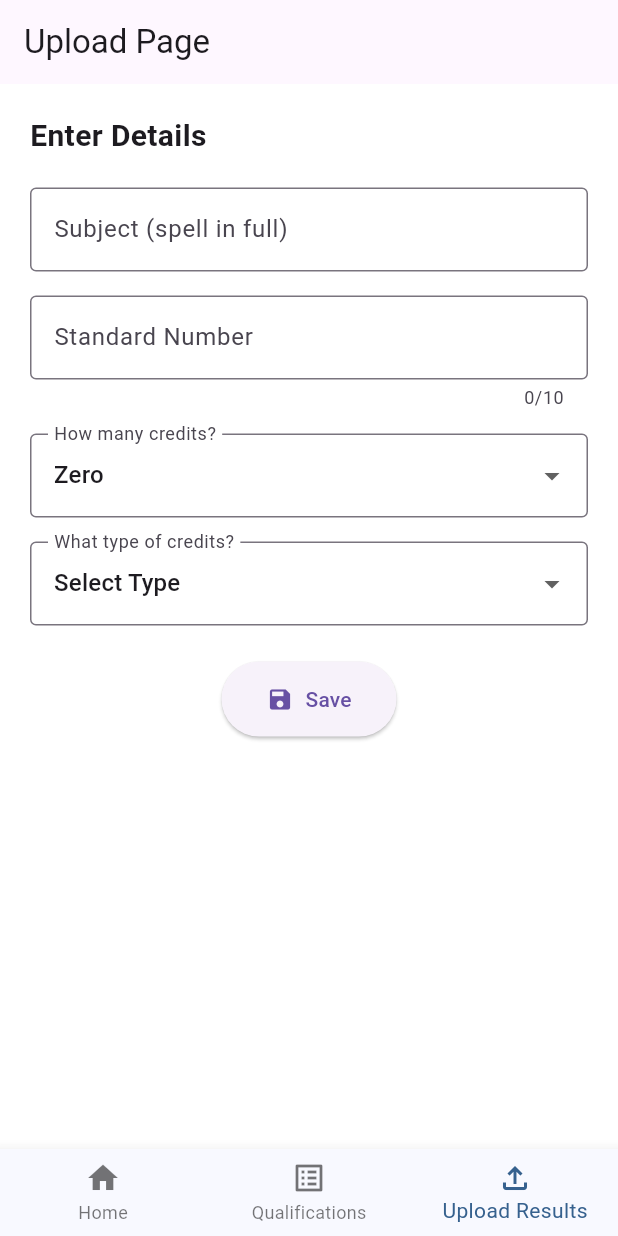
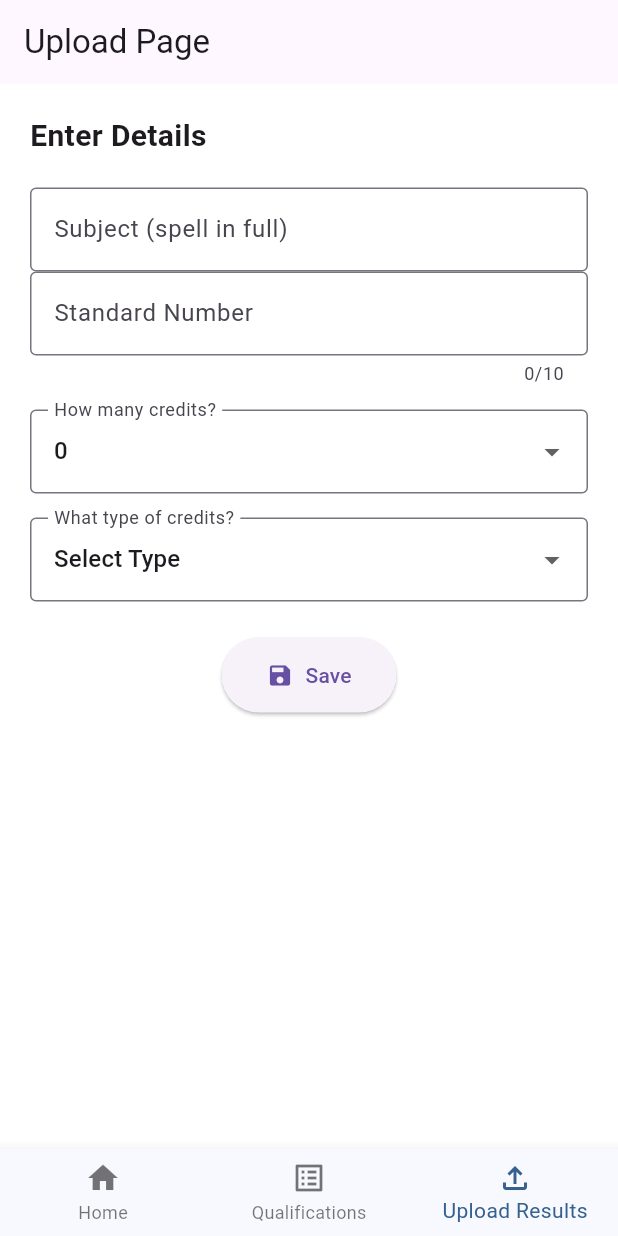
Before and after one commit to Jamesthe1god/Digilvl3app, a Flutter app: the screen it shows after launch, item 3 of the bottom bar chosen, after a tap on "Save", on a phone screen of 412 x 824 dp. Run offline on Flutter 3.47's test engine with Material 3 defaults, Android fonts, the phone set to English and light mode, and no system bars.

Commit message:
Made it so you can now see the data you uploaded and now going to begin testing on users

```diff
--- a/lib/Pages/Upload results.dart
+++ b/lib/Pages/Upload results.dart
@@ -2,6 +2,7 @@ import 'package:flutter/material.dart';
 import 'dart:io';
 import 'dart:convert';
 import 'package:path_provider/path_provider.dart';
+import 'package:flutter/services.dart';
 
 class UploadPage extends StatefulWidget {
   const UploadPage({super.key});
@@ -10,12 +11,25 @@ class UploadPage extends StatefulWidget {
   State<UploadPage> createState() => _UploadPageState();
 }
 
+class UpperCaseTextFormatter extends TextInputFormatter {
+  @override
+  TextEditingValue formatEditUpdate(
+    TextEditingValue oldValue,
+    TextEditingValue newValue,
+  ) {
+    return TextEditingValue(
+      text: newValue.text.toUpperCase(),
+      selection: newValue.selection,
+    );
+  }
+}
+
 class _UploadPageState extends State<UploadPage> {
-  String dropdownValue = 'Zero';
+  String dropdownValue = '0';
   String subject = '';
   String standard = '';
-  String amount = 'Zero';
-  String grade = 'Zero';
+  String amount = '0';
+  String grade = '0';
   late File jsonFile;
   List<dynamic> upload = [];
 
@@ -30,12 +44,28 @@ class _UploadPageState extends State<UploadPage> {
     jsonFile = File('${dir.path}/upload.json');
 
     if (!await jsonFile.exists()) {
+      // If the file doesn't exist, it will create it with an empty list
       await jsonFile.writeAsString(json.encode([]));
+      upload = [];
+    } else {
+      // Load existing data into the `upload` list
+      final content = await jsonFile.readAsString();
+      upload = json.decode(content);
     }
   }
 
-  Future<void> _addUpload(String subject, String standard, String amount) async {
-    upload.add({'subject': subject, 'standard': standard, 'amount': amount});
+  Future<void> _addUpload(
+    String subject,
+    String standard,
+    String amount,
+    String grade,
+  ) async {
+    upload.add({
+      'subject': subject,
+      'standard': standard,
+      'amount': amount,
+      'grade': grade,
+    });
     await jsonFile.writeAsString(json.encode(upload));
   }
 
@@ -56,15 +86,16 @@ class _UploadPageState extends State<UploadPage> {
               ),
               const SizedBox(height: 20),
 
-              /// Subject Input
+              // Subject Input
               TextField(
-                onChanged: (value) => subject = value,
+                onChanged: (value) => subject = value.toUpperCase(),
+                textCapitalization: TextCapitalization.characters,
+                inputFormatters: [UpperCaseTextFormatter()],
                 decoration: const InputDecoration(
                   labelText: 'Subject (spell in full)',
                   border: OutlineInputBorder(),
                 ),
               ),
-              const SizedBox(height: 16),
 
               // Standard Input
               TextField(
@@ -90,15 +121,18 @@ class _UploadPageState extends State<UploadPage> {
                   });
                 },
                 items: const [
-                  DropdownMenuItem(value: 'Zero', child: Text('Zero')),
-                  DropdownMenuItem(value: 'One', child: Text('One')),
-                  DropdownMenuItem(value: 'Two', child: Text('Two')),
-                  DropdownMenuItem(value: 'Three', child: Text('Three')),
+                  DropdownMenuItem(value: '0', child: Text('0')),
+                  DropdownMenuItem(value: '1', child: Text('1')),
+                  DropdownMenuItem(value: '2', child: Text('2')),
+                  DropdownMenuItem(value: '3', child: Text('3')),
+                  DropdownMenuItem(value: '4', child: Text('4')),
+                  DropdownMenuItem(value: '5', child: Text('5')),
+                  DropdownMenuItem(value: '6', child: Text('6')),
                 ],
               ),
               const SizedBox(height: 16),
 
-              /// Grade Dropdown
+              // Grade Dropdown
               DropdownButtonFormField<String>(
                 value: grade,
                 decoration: const InputDecoration(
@@ -111,7 +145,7 @@ class _UploadPageState extends State<UploadPage> {
                   });
                 },
                 items: const [
-                  DropdownMenuItem(value: 'Zero', child: Text('Select Type')),
+                  DropdownMenuItem(value: '0', child: Text('Select Type')),
                   DropdownMenuItem(value: 'E', child: Text('E')),
                   DropdownMenuItem(value: 'M', child: Text('M')),
                   DropdownMenuItem(value: 'A', child: Text('A')),
@@ -125,17 +159,34 @@ class _UploadPageState extends State<UploadPage> {
                 child: ElevatedButton.icon(
                   onPressed: () {
                     if (subject.isNotEmpty && standard.isNotEmpty) {
-                      _addUpload(subject, standard, amount);
-                      ScaffoldMessenger.of(context).showSnackBar(
-                        const SnackBar(content: Text('Upload saved')),
+                      // Check for duplicate standard
+                      final alreadyExists = upload.any(
+                        (entry) => entry['standard'] == standard,
                       );
+
+                      if (alreadyExists) {
+                        ScaffoldMessenger.of(context).showSnackBar(
+                          const SnackBar(
+                            content: Text(
+                              'This standard number has already been added.',
+                            ),
+                          ),
+                        );
+                      } else {
+                        _addUpload(subject, standard, amount, grade);
+                        ScaffoldMessenger.of(context).showSnackBar(
+                          const SnackBar(content: Text('Upload saved')),
+                        );
+                      }
                     }
                   },
                   icon: const Icon(Icons.save),
                   label: const Text('Save'),
                   style: ElevatedButton.styleFrom(
                     padding: const EdgeInsets.symmetric(
-                        horizontal: 30, vertical: 15),
+                      horizontal: 30,
+                      vertical: 15,
+                    ),
                   ),
                 ),
               ),
--- a/lib/Thingy.dart
+++ b/lib/Thingy.dart
@@ -2,6 +2,7 @@ import 'package:flutter/material.dart';
 import 'package:my_project/Pages/Qualifications.dart';
 import 'package:my_project/Pages/Home page (dashboard).dart';
 import 'package:my_project/Pages/Upload results.dart';
+
 //Imported all of the pages so it can call upon them
 
 class MainPage extends StatefulWidget {
```
Also changed, not shown: lib/Pages/Home page (dashboard).dart (+88 -5 lines).
